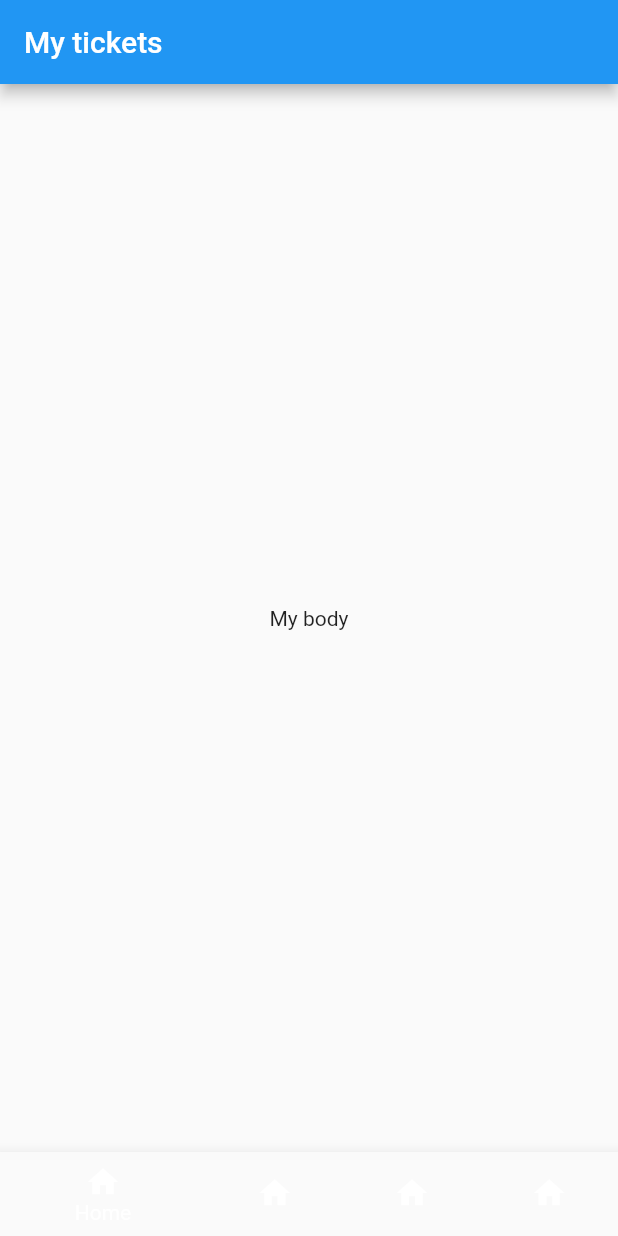
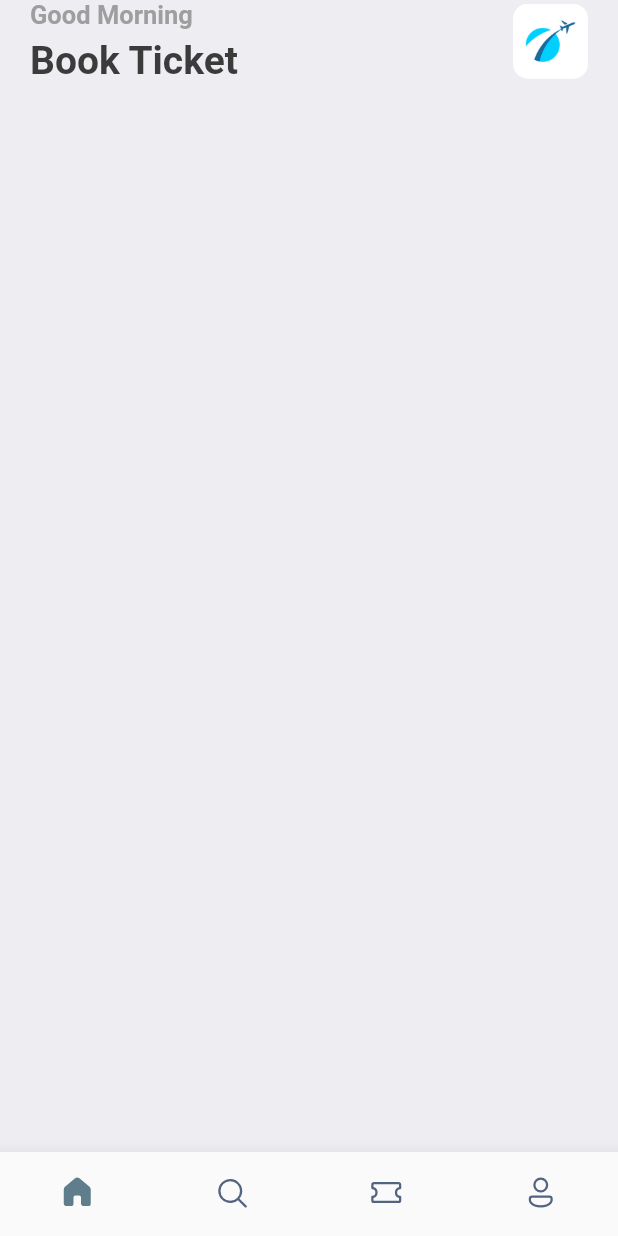
Before and after one commit to PearAmp/food_app, a Flutter app: the screen it shows after launch, on a phone screen of 412 x 824 dp. Run offline on Flutter 3.47's test engine with Material 2 defaults, Android fonts, the phone set to English and light mode, and no system bars; our stand-ins replace fluentui_icons, gap.

Commit message:
add header

```diff
--- a/lib/main.dart
+++ b/lib/main.dart
@@ -1,5 +1,6 @@
 import 'package:flutter/material.dart';
 import 'package:food_app/screens/bottom_bar.dart';
+import 'package:food_app/utils/app_styles.dart';
 
 void main() {
   runApp(const MyApp());
@@ -11,10 +12,9 @@ class MyApp extends StatelessWidget {
   @override
   Widget build(BuildContext context) {
     return MaterialApp(
+      debugShowCheckedModeBanner: false,
       title: 'Flutter Demo',
-      theme: ThemeData(
-        primarySwatch: Colors.blue,
-      ),
+      theme: ThemeData(primaryColor: primary),
       home: const BottomBar(),
     );
   }
--- a/lib/screens/bottom_bar.dart
+++ b/lib/screens/bottom_bar.dart
@@ -1,4 +1,8 @@
+// ignore_for_file: prefer_const_constructors, prefer_const_literals_to_create_immutables
+
+import 'package:fluentui_icons/fluentui_icons.dart';
 import 'package:flutter/material.dart';
+import 'package:food_app/screens/home_screen.dart';
 
 class BottomBar extends StatefulWidget {
   const BottomBar({Key? key}) : super(key: key);
@@ -8,21 +12,53 @@ class BottomBar extends StatefulWidget {
 }
 
 class _BottomBarState extends State<BottomBar> {
+  int _selectedIndex = 0;
+  static final List<Widget> _widgetOptions = <Widget>[
+    //show Page On Tab
+    HomeScreen(),
+    const Text('Search'),
+    const Text('Tickets'),
+    const Text('Profile')
+  ];
+  void _onItemTapped(int index) {
+    setState(() {
+      _selectedIndex = index;
+    });
+  }
+
   @override
   Widget build(BuildContext context) {
     return Scaffold(
-      appBar: AppBar(
-        title: Text('My tickets'),
-      ),
-      body: Center(
-        child: Text('My body'),
-      ),
+      //Body
+      body: Center(child: _widgetOptions[_selectedIndex]),
+
+      //bottom tab
       bottomNavigationBar: BottomNavigationBar(
+        currentIndex: _selectedIndex,
+        onTap: _onItemTapped,
+        elevation: 10,
+        showSelectedLabels: false,
+        showUnselectedLabels: false,
+        selectedItemColor: Colors.blueGrey,
+        type: BottomNavigationBarType.fixed,
+        unselectedItemColor: const Color(0xFF526480),
         items: [
-          BottomNavigationBarItem(icon: Icon(Icons.home), label: 'Home'),
-          BottomNavigationBarItem(icon: Icon(Icons.home), label: 'Home'),
-          BottomNavigationBarItem(icon: Icon(Icons.home), label: 'Home'),
-          BottomNavigationBarItem(icon: Icon(Icons.home), label: 'Home'),
+          BottomNavigationBarItem(
+              icon: Icon(FluentSystemIcons.ic_fluent_home_regular),
+              activeIcon: Icon(FluentSystemIcons.ic_fluent_home_filled),
+              label: 'Home'),
+          BottomNavigationBarItem(
+              icon: Icon(FluentSystemIcons.ic_fluent_search_regular),
+              activeIcon: Icon(FluentSystemIcons.ic_fluent_search_filled),
+              label: 'Search'),
+          BottomNavigationBarItem(
+              icon: Icon(FluentSystemIcons.ic_fluent_ticket_regular),
+              activeIcon: Icon(FluentSystemIcons.ic_fluent_ticket_filled),
+              label: 'Ticket'),
+          BottomNavigationBarItem(
+              icon: Icon(FluentSystemIcons.ic_fluent_person_regular),
+              activeIcon: Icon(FluentSystemIcons.ic_fluent_person_filled),
+              label: 'Profile'),
         ],
       ),
     );
--- /dev/null
+++ b/lib/screens/home_screen.dart
@@ -0,0 +1,56 @@
+import 'package:flutter/material.dart';
+import 'package:flutter/cupertino.dart';
+import 'package:food_app/utils/app_styles.dart';
+import 'package:gap/gap.dart';
+
+class HomeScreen extends StatelessWidget {
+  const HomeScreen({Key? key}) : super(key: key);
+
+  @override
+  Widget build(BuildContext context) {
+    return Scaffold(
+      backgroundColor: Styles.bgColor,
+      body: ListView(
+        children: [
+          Container(
+            padding: EdgeInsets.symmetric(horizontal: 20),
+            child: Column(
+              children: [
+                Row(
+                  mainAxisAlignment: MainAxisAlignment.spaceBetween,
+                  children: [
+                    Column(
+                      crossAxisAlignment: CrossAxisAlignment.start,
+                      children: [
+                        Text(
+                          'Good Morning',
+                          style: Styles.headStyle3,
+                        ),
+                        Gap(5),
+                        Text(
+                          'Book Ticket',
+                          style: Styles.headStyle1,
+                        ),
+                      ],
+                    ),
+                    Container(
+                      height: 50,
+                      width: 50,
+                      decoration: BoxDecoration(
+                        borderRadius: BorderRadius.circular(10),
+                        image: const DecorationImage(
+                          fit: BoxFit.fitHeight,
+                          image: AssetImage('assets/images/img_1.png'),
+                        ),
+                      ),
+                    ),
+                  ],
+                ),
+              ],
+            ),
+          ),
+        ],
+      ),
+    );
+  }
+}
--- /dev/null
+++ b/lib/utils/app_styles.dart
@@ -0,0 +1,20 @@
+import 'package:flutter/material.dart';
+
+Color primary = const Color(0xFF687daf);
+
+class Styles {
+  static Color primaryColor = primary;
+  static Color textColor = const Color(0xFF3b3b3b);
+  static Color bgColor = const Color(0xFFeeedf2);
+  static Color orangeColor = const Color(0xFF526799);
+  static TextStyle textStyle =
+      TextStyle(fontSize: 16, color: textColor, fontWeight: FontWeight.w500);
+  static TextStyle headStyle1 =
+      TextStyle(fontSize: 26, color: textColor, fontWeight: FontWeight.bold);
+  static TextStyle headStyle2 =
+      TextStyle(fontSize: 21, color: textColor, fontWeight: FontWeight.bold);
+  static TextStyle headStyle3 = TextStyle(
+      fontSize: 17, color: Colors.grey.shade500, fontWeight: FontWeight.bold);
+  static TextStyle headStyle4 =
+      TextStyle(fontSize: 14, color: textColor, fontWeight: FontWeight.bold);
+}
```
Also changed, not shown: pubspec.yaml (+5 -3 lines), pubspec.lock.
